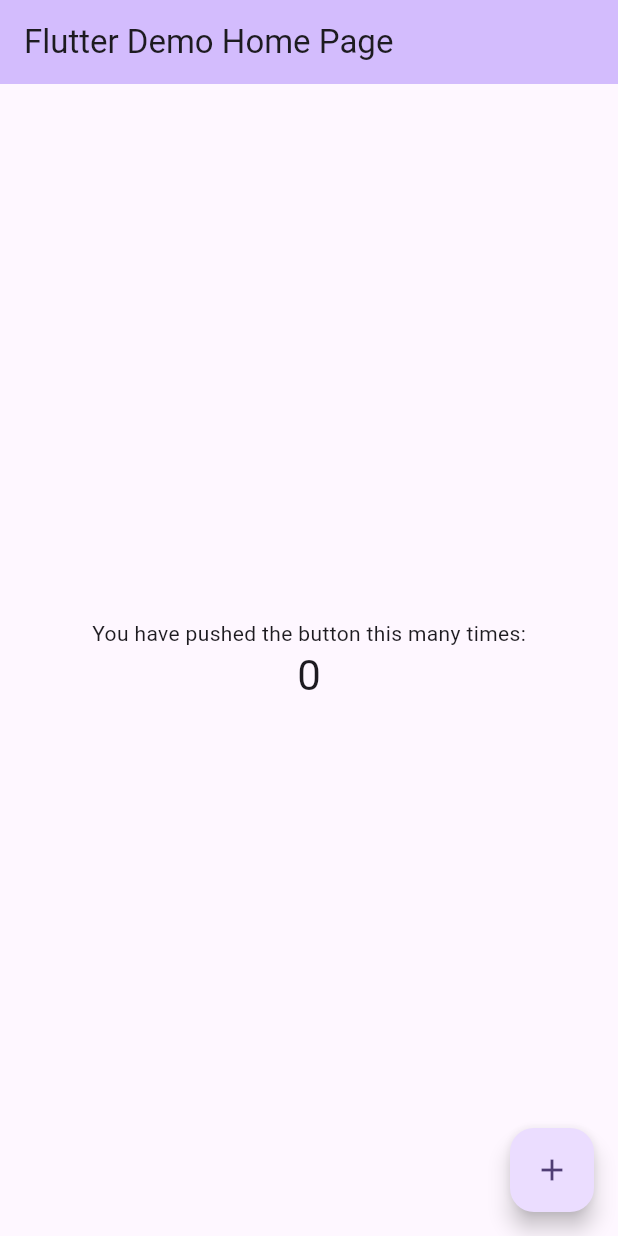
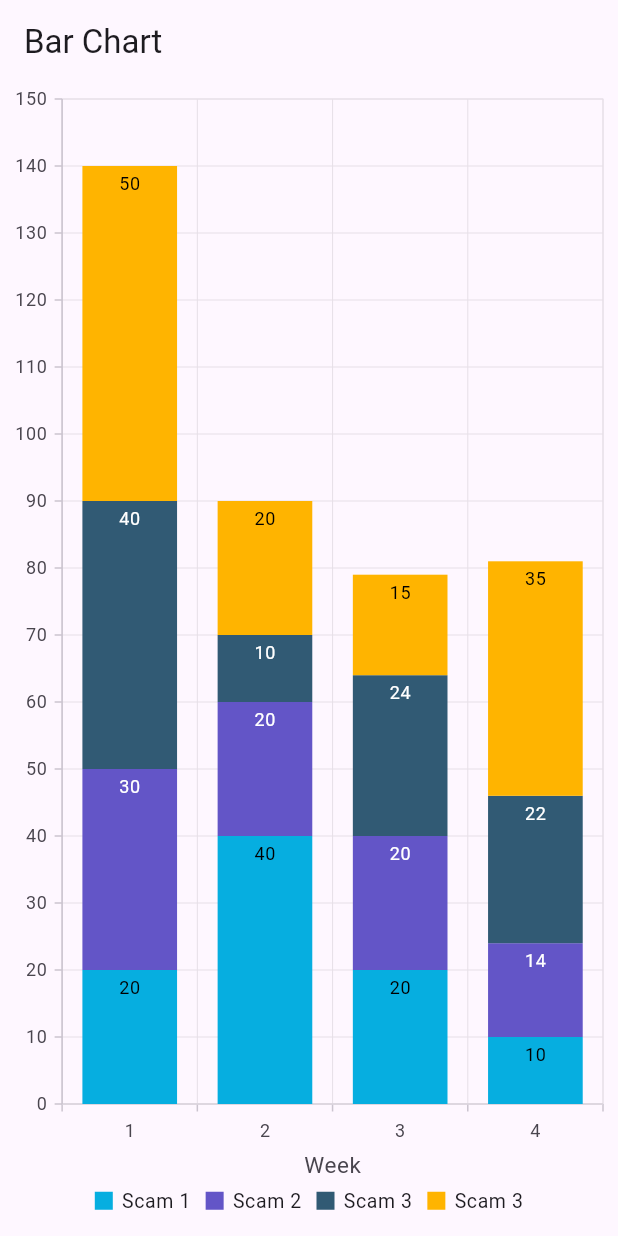
Before and after one commit to GERARDJM018/hackathonProject, a Flutter app: the screen it shows after launch, on a phone screen of 412 x 824 dp. Run offline on Flutter 3.47's test engine with Material 3 defaults, Android fonts, the phone set to English and light mode, and no system bars; our stand-ins replace syncfusion_flutter_charts.

Commit message:
finish bar chart

```diff
--- /dev/null
+++ b/lib/chart.dart
@@ -0,0 +1,75 @@
+import 'package:flutter/material.dart';
+import 'package:syncfusion_flutter_charts/charts.dart';
+import 'package:syncfusion_flutter_charts/sparkcharts.dart';
+
+class ChartScreen extends StatefulWidget {
+  const ChartScreen({ Key? key }) : super(key: key);
+
+  @override
+  _ChartScreenState createState() => _ChartScreenState();
+}
+
+class _ChartScreenState extends State<ChartScreen> {
+  final List<ChartData> chartData = [
+    ChartData('1', 20, 30, 40, 50),
+    ChartData('2', 40, 20, 10, 20),
+    ChartData('3', 20, 20, 24, 15),
+    ChartData('4', 10, 14, 22, 35),
+  ];
+
+  @override
+  Widget build(BuildContext context) {
+    ChartData ch;
+    return Scaffold(
+      appBar: AppBar(
+        title: Text('Bar Chart'),
+      ),
+      body: Center(
+        child: Container(
+          child: SfCartesianChart(
+            primaryXAxis: CategoryAxis(title: AxisTitle(text:'Week')),
+            legend: Legend(isVisible: true, position: LegendPosition.bottom),
+            series: <CartesianSeries>[
+              StackedColumnSeries<ChartData, String>(
+                dataSource: chartData,
+                xValueMapper: (ch, _) => ch.x,
+                yValueMapper: (ch, _) => ch.y1,
+                dataLabelSettings: DataLabelSettings(isVisible: true),
+                name: 'Scam 1'
+              ),
+              StackedColumnSeries<ChartData, String>(
+                dataSource: chartData,
+                xValueMapper: (ch, _) => ch.x,
+                yValueMapper: (ch, _) => ch.y2,
+                dataLabelSettings: DataLabelSettings(isVisible: true),
+                name: 'Scam 2'
+              ),
+              StackedColumnSeries<ChartData, String>(
+                dataSource: chartData,
+                xValueMapper: (ch, _) => ch.x,
+                yValueMapper: (ch, _) => ch.y3,
+                dataLabelSettings: DataLabelSettings(isVisible: true),
+                name: 'Scam 3'
+              ),
+              StackedColumnSeries<ChartData, String>(
+                dataSource: chartData,
+                xValueMapper: (ch, _) => ch.x,
+                yValueMapper: (ch, _) => ch.y4,
+                dataLabelSettings: DataLabelSettings(isVisible: true),
+                name: 'Scam 3'
+              )
+            ])
+        )
+      ),
+    );
+  }
+}
+
+class ChartData {
+  ChartData(this.x, this.y1, this.y2, this.y3, this.y4);
+  final String x;
+  final int y1;
+  final int y2;
+  final int y3;
+  final int y4;
+}
--- a/lib/main.dart
+++ b/lib/main.dart
@@ -1,4 +1,5 @@
 import 'package:flutter/material.dart';
+import 'package:hackathon2024/chart.dart';
 
 void main() {
   runApp(const MyApp());
@@ -31,7 +32,8 @@
         colorScheme: ColorScheme.fromSeed(seedColor: Colors.deepPurple),
         useMaterial3: true,
       ),
-      home: const MyHomePage(title: 'Flutter Demo Home Page'),
+      // home: const MyHomePage(title: 'Flutter Demo Home Page'),
+      home: ChartScreen(),
     );
   }
 }
--- a/pubspec.yaml
+++ b/pubspec.yaml
@@ -35,6 +35,8 @@ dependencies:
   # The following adds the Cupertino Icons font to your application.
   # Use with the CupertinoIcons class for iOS style icons.
   cupertino_icons: ^1.0.6
+  flutter_charts: ^0.5.2
+  syncfusion_flutter_charts: ^25.2.6
 
 dev_dependencies:
   flutter_test:
```
Also changed, not shown: pubspec.lock, 1 other file.
